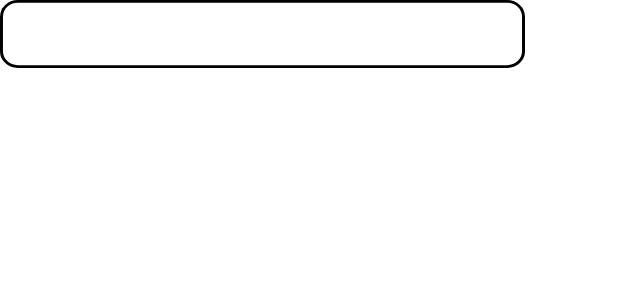
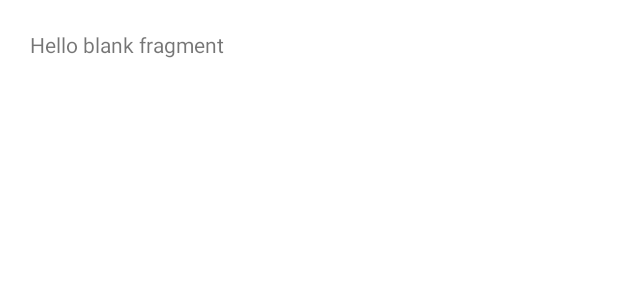
Before and after one commit to RaulPalade/Quiz-Game, an Android app: the layout fragment_login.xml on its own in the app's theme, with its tools: preview values and no code run, on a phone screen of 412 x 824 dp. Shown: the top 300 px of the screen. Run offline under Robolectric (Android 15) with nearby library versions, the phone set to English and light mode, and no system bars.

Commit message:
Fixed layout structure in Login fragment

```diff
--- a/app/src/main/res/drawable/rectangle_1.xml
+++ /dev/null
@@ -1,29 +0,0 @@
-<!-- drawable/rectangle_1.xml -->
-<vector xmlns:android="http://schemas.android.com/apk/res/android"
-    android:width="354dp"
-    android:height="49dp"
-    android:viewportWidth="354"
-    android:viewportHeight="49">
-
-    <group>
-
-        <clip-path android:pathData="M12 2H342C347.523 2 352 6.47715 352 12V37C352 42.5228 347.523 47 342 47H12C6.47715 47 2 42.5228 2 37V12C2 6.47715 6.47715 2 12 2Z" />
-
-        <path
-            android:fillColor="#FFFFFF"
-            android:pathData="M2 2V47H352V2" />
-
-    </group>
-
-    <group>
-
-        <clip-path android:pathData="M0 0V49H354V0M12 2H342C347.523 2 352 6.47715 352 12V37C352 42.5228 347.523 47 342 47H12C6.47715 47 2 42.5228 2 37V12C2 6.47715 6.47715 2 12 2Z" />
-
-        <path
-            android:pathData="M12 2H342C347.523 2 352 6.47715 352 12V37C352 42.5228 347.523 47 342 47H12C6.47715 47 2 42.5228 2 37V12C2 6.47715 6.47715 2 12 2Z"
-            android:strokeWidth="4"
-            android:strokeColor="#000000" />
-
-    </group>
-
-</vector>
--- a/app/src/main/res/layout/fragment_login.xml
+++ b/app/src/main/res/layout/fragment_login.xml
@@ -1,20 +1,21 @@
-<FrameLayout xmlns:android="http://schemas.android.com/apk/res/android"
-    xmlns:tools="http://schemas.android.com/tools"
-    android:layout_width="match_parent"
-    android:layout_height="match_parent"
-    tools:context=".LoginFragment">
+<layout xmlns:android="http://schemas.android.com/apk/res/android"
+    xmlns:tools="http://schemas.android.com/tools">
 
-    <!-- TODO: Update blank fragment layout -->
-    <TextView
+    <data>
+
+    </data>
+
+    <androidx.constraintlayout.widget.ConstraintLayout
         android:layout_width="match_parent"
         android:layout_height="match_parent"
-        android:text="@string/hello_blank_fragment" />
+        android:layout_margin="20dp"
+        tools:context=".LoginFragment">
 
-    <!-- Rectangle 1 -->
-    <View
-        android:id="@+id/rectangle_1"
-        android:layout_width="350dp"
-        android:layout_height="45dp"
-        android:background="@drawable/rectangle_1" />
+        <TextView
+            android:layout_width="match_parent"
+            android:layout_height="match_parent"
+            android:text="@string/hello_blank_fragment" />
+    </androidx.constraintlayout.widget.ConstraintLayout>
 
-</FrameLayout>
+
+</layout>
```
